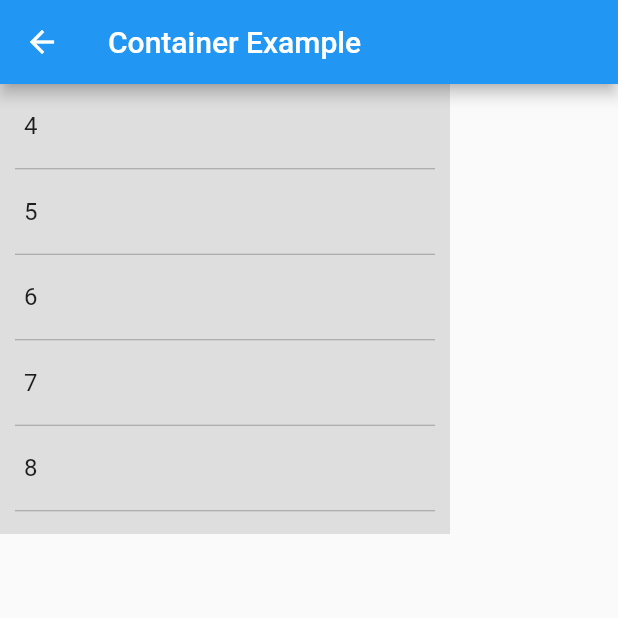
After one commit to simonyang81/practice_flutter, a Flutter app: the screen it shows after launch, after a tap on "Container Example", on a phone screen of 412 x 824 dp, the top half of it. The commit adds this screen. Run offline on Flutter 3.47's test engine with Material 2 defaults, Android fonts, the phone set to English and light mode, and no system bars; our stand-ins replace get; missing offline and left inert: f_logs.

Commit message:
container example

```diff
--- /dev/null
+++ b/lib/container_example/container_example_logic.dart
@@ -0,0 +1,53 @@
+/// FileName container_example_logic
+///
+/// @Author 杨雪松
+/// @Email simonyang81@gmail.com
+/// @Date 2023/3/16 19:20
+///
+/// @Description
+///
+///
+
+import 'package:get/get.dart';
+import 'package:practice_flutter/container_example/container_example_state.dart';
+
+class ContainerExampleLogic extends GetxController {
+
+  final state = ContainerExampleState();
+
+  @override
+  void onReady() {
+    super.onReady();
+    Future.delayed(const Duration(milliseconds: 2000), () {
+      state.data.add('1');
+    },);
+
+    Future.delayed(const Duration(milliseconds: 1000), () {
+      state.data.add('2');
+    },);
+
+    Future.delayed(const Duration(milliseconds: 2000), () {
+      state.data.add('3');
+    },);
+
+
+    state.data.add('4');
+    state.data.add('5');
+    state.data.add('6');
+    state.data.add('7');
+    state.data.add('8');
+
+    Future.delayed(const Duration(milliseconds: 3000), () {
+      state.data.add('9');
+    },);
+
+
+  }
+
+  @override
+  void onClose() {
+    // TODO: implement onClose
+    super.onClose();
+  }
+
+}
--- /dev/null
+++ b/lib/container_example/container_example_state.dart
@@ -0,0 +1,21 @@
+import 'package:get/get.dart';
+
+/// FileName container_example_state
+///
+/// @Author 杨雪松
+/// @Email simonyang81@gmail.com
+/// @Date 2023/3/16 19:20
+///
+/// @Description
+///
+///
+
+class ContainerExampleState {
+
+  late RxList<String> data;
+
+  ContainerExampleState() {
+    data = <String>[].obs;
+  }
+
+}
--- /dev/null
+++ b/lib/container_example/container_example_view.dart
@@ -0,0 +1,73 @@
+/// FileName container_example
+///
+/// @Author 杨雪松
+/// @Email simonyang81@gmail.com
+/// @Date 2023/3/15 19:22
+///
+/// @Description
+///
+///
+
+import 'package:flutter/material.dart';
+import 'package:get/get.dart';
+import 'package:practice_flutter/container_example/container_example_logic.dart';
+
+class ContainerExamplePage extends StatefulWidget {
+  const ContainerExamplePage({Key? key}) : super(key: key);
+
+  @override
+  State<ContainerExamplePage> createState() => _ContainerExamplePageState();
+}
+
+class _ContainerExamplePageState extends State<ContainerExamplePage> {
+
+  final logic = Get.put(ContainerExampleLogic());
+  final state = Get
+      .find<ContainerExampleLogic>()
+      .state;
+
+  @override
+  Widget build(BuildContext context) {
+    return Scaffold( // Scaffold 允许子Widget尽可能地填充，下面的Container自身没有设置指定的宽和高，所以这里的Container填充的是父组件
+      appBar: AppBar(
+        title: const Text('Container Example'),
+      ),
+      body: SizedBox.fromSize(
+        size: const Size(300, 300),
+        child: Container(
+          color: Colors.grey.withOpacity(0.3),
+          child: Obx(() {
+            return SizedBox(
+              width: 100,
+              height: 100,
+              child: ListView.separated(
+                  itemBuilder: (context, index) {
+                    return ListTile(
+                      title: Text(state.data[index]),
+                    );
+                  },
+                  separatorBuilder: (context, index) {
+                    return const Divider(
+                      color: Colors.grey,
+                      indent: 10,
+                      endIndent: 10,
+                      height: 1,
+                    );
+                  },
+                  itemCount: state.data.length
+              ),
+            );
+          }),
+        ),
+      ),
+      // body: Center(
+      //   child: Column(
+      //     mainAxisAlignment: MainAxisAlignment.center,
+      //     children: const [
+      //       Text('Container Example', style: TextStyle(fontSize: 18, color: Colors.black),),
+      //     ],
+      //   ),
+      // ),
+    );
+  }
+}
--- a/lib/main.dart
+++ b/lib/main.dart
@@ -132,6 +132,15 @@ class _MyHomePageState extends State<MyHomePage> {
               TextButton(onPressed: () {
                 Get.toNamed(Routes.canvasExample);
               }, child: const Text('Canvas Example')),
+
+              const SizedBox(height: 5,),
+
+              TextButton(onPressed: () {
+                Get.toNamed(Routes.containerExample);
+              }, child: const Text('Container Example')),
+
+              const SizedBox(height: 40,),
+
             ],
           ),
         ),
--- a/lib/routes/pages.dart
+++ b/lib/routes/pages.dart
@@ -14,6 +14,7 @@ import 'package:practice_flutter/animated_align_example/animated_align_example.d
 import 'package:practice_flutter/animated_padding_example/animated_padding_example.dart';
 import 'package:practice_flutter/box_constraints_example/box_constraints_example.dart';
 import 'package:practice_flutter/canvas_example/canvas_example.dart';
+import 'package:practice_flutter/container_example/container_example_view.dart';
 import 'package:practice_flutter/get_x_example/get_x_example_view.dart';
 import 'package:practice_flutter/text_example/text_example.dart';
 
@@ -90,9 +91,17 @@ class Pages {
         transition: Transition.rightToLeft),
 
     GetPage(
+        name: Routes.containerExample,
+        page: () => const ContainerExamplePage(),
+        transition: Transition.rightToLeft),
+
+    //
+
+    GetPage(
         name: Routes.canvasExample,
         page: () => const CanvasExample(),
         transition: Transition.rightToLeft),
+
 
   ];
 
--- a/lib/routes/routes.dart
+++ b/lib/routes/routes.dart
@@ -27,6 +27,7 @@ abstract class Routes {
   static const buttonExample              = '/button-example';
   static const boxConstraintsExample      = '/box-constraints-example';
   static const textExample                = '/text-example';
+  static const containerExample           = '/container-example';
 
   static const canvasExample              = '/canvas-example';
 
```
